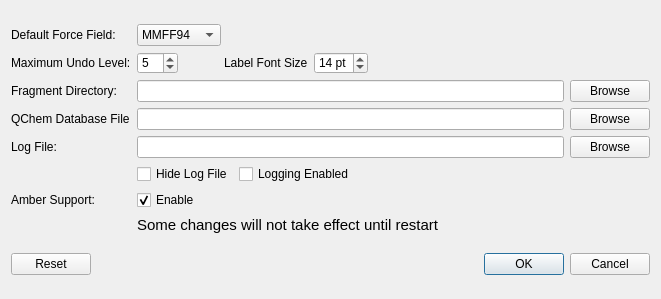
First picture: the form in src/Main/PreferencesBrowser.ui, repository nutjunkie/IQmol3, before the edit.
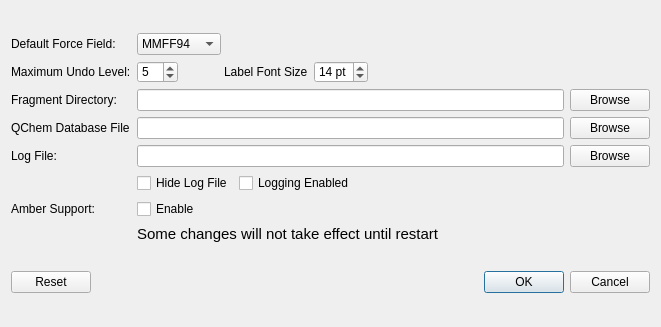
Second picture: the form after the edit.

Commit message: Disable Amber support by default

What changed in the file:
```diff
--- a/src/Main/PreferencesBrowser.ui
+++ b/src/Main/PreferencesBrowser.ui
@@ -7,7 +7,7 @@
     <x>0</x>
     <y>0</y>
     <width>661</width>
-    <height>299</height>
+    <height>327</height>
    </rect>
   </property>
   <property name="windowTitle">
@@ -303,7 +303,7 @@
         <string>Enable</string>
        </property>
        <property name="checked">
-        <bool>true</bool>
+        <bool>false</bool>
        </property>
       </widget>
      </item>
```
